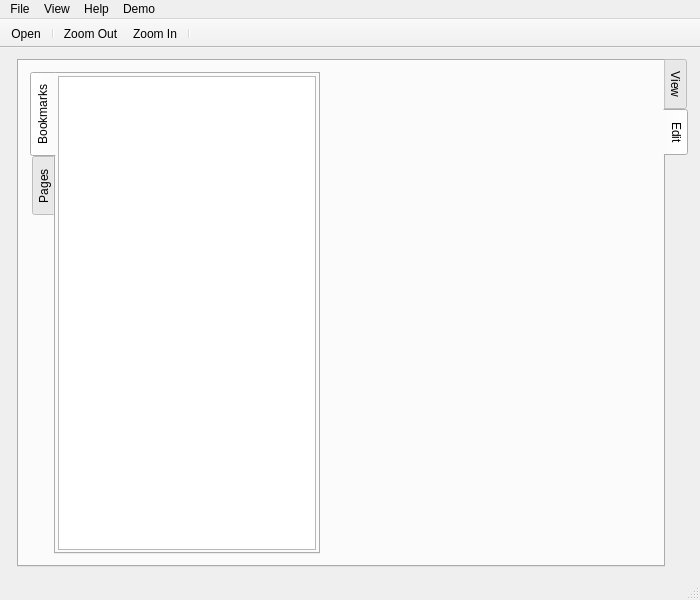
Old version of the form forms/mainwindow.ui in the repository FrancisOWO/UntitledPDF.
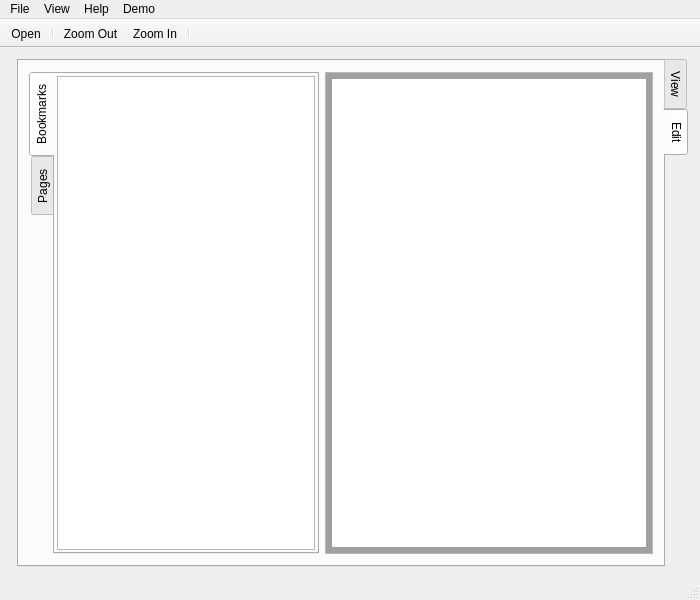
New version of the form. The open tabs and pages were chosen to show the change. Icons and pictures are not drawn. Custom widgets are drawn as their Qt base class.

What changed in the file:
```diff
--- a/forms/mainwindow.ui
+++ b/forms/mainwindow.ui
@@ -17,7 +17,7 @@
    <bool>true</bool>
   </property>
   <widget class="QWidget" name="centralWidget">
-   <layout class="QGridLayout" name="gridLayout_2">
+   <layout class="QGridLayout" name="gridLayout_4">
     <item row="0" column="0">
      <widget class="QWidget" name="widget" native="true">
       <layout class="QVBoxLayout" name="verticalLayout_2">
@@ -130,8 +130,20 @@
        <attribute name="title">
         <string>Edit</string>
        </attribute>
-       <layout class="QHBoxLayout" name="horizontalLayout">
-        <item>
+       <layout class="QGridLayout" name="gridLayout_3">
+        <property name="leftMargin">
+         <number>10</number>
+        </property>
+        <property name="topMargin">
+         <number>11</number>
+        </property>
+        <property name="rightMargin">
+         <number>10</number>
+        </property>
+        <property name="bottomMargin">
+         <number>11</number>
+        </property>
+        <item row="0" column="0">
          <widget class="QTabWidget" name="tabWidget_2">
           <property name="sizePolicy">
            <sizepolicy hsizetype="Preferred" vsizetype="Expanding">
@@ -190,17 +202,51 @@
           </widget>
          </widget>
         </item>
-        <item>
-         <widget class="QWidget" name="pdfEditor" native="true">
-          <property name="sizePolicy">
-           <sizepolicy hsizetype="Expanding" vsizetype="Expanding">
-            <horstretch>0</horstretch>
-            <verstretch>0</verstretch>
-           </sizepolicy>
-          </property>
+        <item row="0" column="1">
+         <widget class="QScrollArea" name="pdfEditor">
           <property name="styleSheet">
            <string notr="true"/>
           </property>
+          <property name="lineWidth">
+           <number>0</number>
+          </property>
+          <property name="widgetResizable">
+           <bool>true</bool>
+          </property>
+          <widget class="QWidget" name="scrollAreaWidgetContents">
+           <property name="geometry">
+            <rect>
+             <x>0</x>
+             <y>0</y>
+             <width>333</width>
+             <height>477</height>
+            </rect>
+           </property>
+           <property name="styleSheet">
+            <string notr="true">background-color:#A0A0A0</string>
+           </property>
+           <layout class="QGridLayout" name="gridLayout_2">
+            <property name="leftMargin">
+             <number>6</number>
+            </property>
+            <property name="topMargin">
+             <number>6</number>
+            </property>
+            <property name="rightMargin">
+             <number>6</number>
+            </property>
+            <property name="bottomMargin">
+             <number>6</number>
+            </property>
+            <item row="0" column="0">
+             <widget class="QWidget" name="pdfPage" native="true">
+              <property name="styleSheet">
+               <string notr="true">background-color:#FFFFFF</string>
+              </property>
+             </widget>
+            </item>
+           </layout>
+          </widget>
          </widget>
         </item>
        </layout>
```
